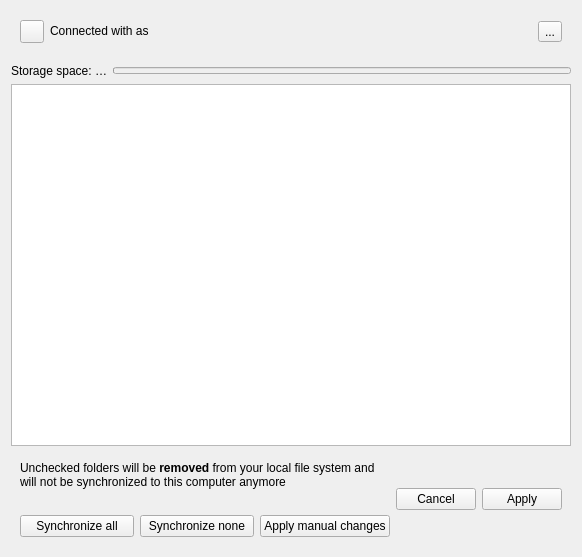
This is src/gui/accountsettings.ui in nextcloud/desktop as Qt 5 draws it before an edit. The edited form follows.
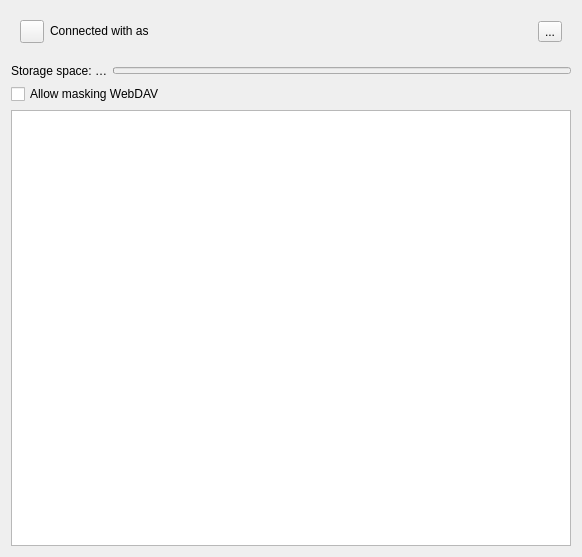
This is the edited form. Custom widgets are drawn as their Qt base class.

Commit message: Implemented account-setting for masking WebDAV commands using a POST request and a X-WebDAV header with the actual request method

```diff
--- a/src/gui/accountsettings.ui
+++ b/src/gui/accountsettings.ui
@@ -249,6 +249,23 @@
     </layout>
    </item>
    <item row="3" column="0">
+    <layout class="QHBoxLayout" name="maskGroupBox">
+     <item>
+      <widget class="QCheckBox" name="allowMaskingWebDAV">
+       <property name="sizePolicy">
+        <sizepolicy hsizetype="MinimumExpanding" vsizetype="Fixed">
+         <horstretch>0</horstretch>
+         <verstretch>0</verstretch>
+        </sizepolicy>
+       </property>
+       <property name="text">
+        <string>Allow masking WebDAV</string>
+       </property>
+      </widget>
+     </item>
+    </layout>
+   </item>
+   <item row="4" column="0">
     <widget class="OCC::FolderStatusView" name="_folderList">
      <property name="sizePolicy">
       <sizepolicy hsizetype="MinimumExpanding" vsizetype="Expanding">
```
The commit also changes 5 other files.
